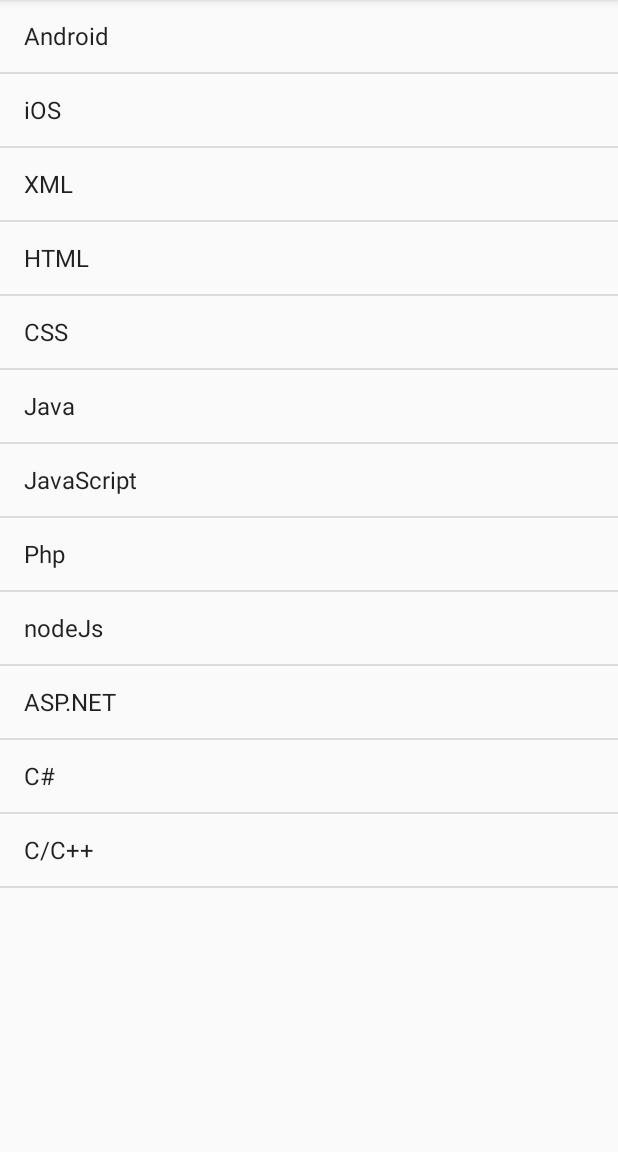
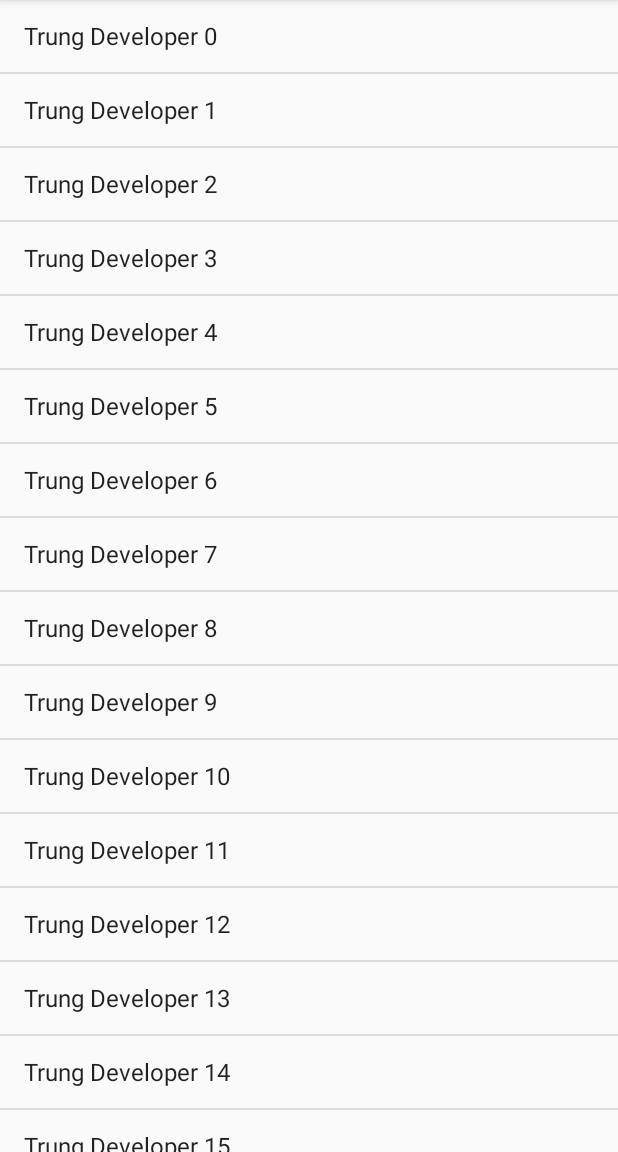
Before and after one commit to trungnguyendev/Android, an Android app: the screen it shows after launch (MainActivity), on a phone screen of 412 x 824 dp, the part 84-1236 px from its top. Run offline under Robolectric (Android 15) with nearby library versions, the phone set to English and light mode, and no system bars; our stand-ins replace data binding.

Commit message:
update fragment..

```diff
--- a/Fragment/app/src/main/java/dev/trung/fragment/MainActivity.java
+++ b/Fragment/app/src/main/java/dev/trung/fragment/MainActivity.java
@@ -1,35 +1,47 @@
 package dev.trung.fragment;
 
 import android.databinding.DataBindingUtil;
+import android.support.v4.app.Fragment;
+import android.support.v4.app.FragmentTransaction;
 import android.support.v7.app.AppCompatActivity;
 import android.os.Bundle;
-import android.view.View;
+
 
 import dev.trung.fragment.databinding.ActivityMainBinding;
 import dev.trung.fragment.listener.ListFragmentListener;
-import dev.trung.fragment.service.FragmentManagerImpl;
+
 import dev.trung.fragment.ui.DetailFragment;
 import dev.trung.fragment.ui.ListFragment;
-import dev.trung.fragment.util.ConstantUtil;
+
 
 public class MainActivity extends AppCompatActivity implements ListFragmentListener {
     private ActivityMainBinding mBinding;
-    private dev.trung.fragment.service.FragmentManager mFragmentManager;
+    private ListFragment mListFragment;
+    private DetailFragment mDetailFragment;
+    private FragmentTransaction mFragmentTransaction;
 
     @Override
     protected void onCreate(Bundle savedInstanceState) {
         super.onCreate(savedInstanceState);
+
         mBinding = DataBindingUtil.setContentView(MainActivity.this, R.layout.activity_main);
-        mFragmentManager = new FragmentManagerImpl(getSupportFragmentManager());
-        ListFragment listFragment = new ListFragment(this);
-        mFragmentManager.addFragment(R.id.fragment_list, listFragment, ConstantUtil.FRAGMENT_LIST);
+        if (savedInstanceState != null) {
+            Fragment fragment = getSupportFragmentManager().findFragmentById(R.id.fragment_container);
+            if (fragment != null)
+                getSupportFragmentManager().beginTransaction().remove(fragment).commit();
+        }
+        mListFragment = new ListFragment(this);
+        getSupportFragmentManager().beginTransaction().replace(R.id.fragment_container, mListFragment).commit();
     }
 
     @Override
-    public void onItemClickListen(String value) {
-        DetailFragment detailFragment = new DetailFragment(value);
-        mBinding.fragmentList.setVisibility(View.GONE);
-        mBinding.fragmentDetail.setVisibility(View.VISIBLE);
-        mFragmentManager.addFragment(R.id.fragment_detail, detailFragment, ConstantUtil.FRAGMENT_DETAIL);
+    public void onItemClickListen(Object value) {
+        String s = String.valueOf(value);
+        mDetailFragment = new DetailFragment(s);
+        mFragmentTransaction = getSupportFragmentManager().beginTransaction();
+        mFragmentTransaction.replace(R.id.fragment_container, mDetailFragment);
+        mFragmentTransaction.addToBackStack(null);
+        mFragmentTransaction.commit();
     }
+
 }
--- a/Fragment/app/src/main/java/dev/trung/fragment/listener/ListFragmentListener.java
+++ b/Fragment/app/src/main/java/dev/trung/fragment/listener/ListFragmentListener.java
@@ -5,5 +5,5 @@ package dev.trung.fragment.listener;
  */
 
 public interface ListFragmentListener {
-    void onItemClickListen(String value);
+    void onItemClickListen(Object obj);
 }
--- a/Fragment/app/src/main/java/dev/trung/fragment/service/FragmentManager.java
+++ /dev/null
@@ -1,15 +0,0 @@
-package dev.trung.fragment.service;
-
-import android.app.Fragment;
-
-/**
- * Created by trungnv on 7/16/2016.
- */
-
-public interface FragmentManager {
-    void addFragment(int idF, android.support.v4.app.Fragment fragment, String tagF);
-
-    void replaceFragment(int idF, android.support.v4.app.Fragment fragment, String tagF);
-
-    void removeFragment(android.support.v4.app.Fragment fragment);
-}
--- a/Fragment/app/src/main/java/dev/trung/fragment/service/FragmentManagerImpl.java
+++ /dev/null
@@ -1,37 +0,0 @@
-package dev.trung.fragment.service;
-
-import android.app.Fragment;
-import android.app.FragmentTransaction;
-
-/**
- * Created by trungnv on 7/16/2016.
- */
-public class FragmentManagerImpl implements FragmentManager {
-    private android.support.v4.app.FragmentManager mFragmentManager;
-    private android.support.v4.app.FragmentTransaction mFragmentTransaction;
-
-    public FragmentManagerImpl(android.support.v4.app.FragmentManager mFragmentManager) {
-        this.mFragmentManager = mFragmentManager;
-    }
-
-    @Override
-    public void addFragment(int idF, android.support.v4.app.Fragment fragment, String tagF) {
-        mFragmentTransaction = mFragmentManager.beginTransaction();
-        mFragmentTransaction.add(idF, fragment, tagF);
-        mFragmentTransaction.commit();
-    }
-
-    @Override
-    public void replaceFragment(int idF, android.support.v4.app.Fragment fragment, String tagF) {
-        mFragmentTransaction = mFragmentManager.beginTransaction();
-        mFragmentTransaction.replace(idF, fragment, tagF);
-        mFragmentTransaction.commit();
-    }
-
-    @Override
-    public void removeFragment(android.support.v4.app.Fragment fragment) {
-        mFragmentTransaction = mFragmentManager.beginTransaction();
-        mFragmentTransaction.remove(fragment);
-        mFragmentTransaction.commit();
-    }
-}
--- a/Fragment/app/src/main/java/dev/trung/fragment/ui/ListFragment.java
+++ b/Fragment/app/src/main/java/dev/trung/fragment/ui/ListFragment.java
@@ -1,5 +1,6 @@
 package dev.trung.fragment.ui;
 
+import android.databinding.DataBindingUtil;
 import android.os.Bundle;
 import android.support.annotation.Nullable;
 import android.support.v4.app.Fragment;
@@ -8,10 +9,15 @@ import android.view.View;
 import android.view.ViewGroup;
 import android.widget.AdapterView;
 import android.widget.ArrayAdapter;
-import android.widget.ListView;
+
+
+import java.util.ArrayList;
+import java.util.List;
 
 import dev.trung.fragment.R;
+import dev.trung.fragment.databinding.FragmentListBinding;
 import dev.trung.fragment.listener.ListFragmentListener;
+
 
 /**
  * Created by trungnv on 7/16/2016.
@@ -19,6 +25,9 @@ import dev.trung.fragment.listener.ListFragmentListener;
 
 public class ListFragment extends Fragment implements AdapterView.OnItemClickListener {
     private ListFragmentListener mListFragmentListener;
+    private FragmentListBinding mBinding;
+    private ArrayAdapter<String> mAdapter;
+    private List<String> mList;
 
     public ListFragment(ListFragmentListener mListFragmentListener) {
         this.mListFragmentListener = mListFragmentListener;
@@ -28,20 +37,19 @@ public class ListFragment extends Fragment implements AdapterView.OnItemClickLis
     @Override
     public View onCreateView(LayoutInflater inflater, @Nullable ViewGroup container, @Nullable Bundle savedInstanceState) {
         View v = inflater.inflate(R.layout.fragment_list, container, false);
-        ListView listView = (ListView) v.findViewById(R.id.list_product);
-        ArrayAdapter<String> adapter = new ArrayAdapter<String>(getActivity(), android.R.layout.simple_list_item_1, getResources().getStringArray(R.array.products));
-        listView.setAdapter(adapter);
-        listView.setOnItemClickListener(this);
+        mBinding = DataBindingUtil.bind(v);
+        mList = new ArrayList<String>();
+        for (int i = 0; i < 100; i++) {
+            mList.add("Trung Developer " + i);
+        }
+        mAdapter = new ArrayAdapter<String>(getContext(), android.R.layout.simple_list_item_1, mList);
+        mBinding.listProduct.setAdapter(mAdapter);
+        mBinding.listProduct.setOnItemClickListener(this);
         return v;
     }
 
     @Override
-    public void onActivityCreated(@Nullable Bundle savedInstanceState) {
-        super.onActivityCreated(savedInstanceState);
-    }
-
-    @Override
     public void onItemClick(AdapterView<?> adapterView, View view, int i, long l) {
-        mListFragmentListener.onItemClickListen(String.valueOf(i) + " IsClick");
+        mListFragmentListener.onItemClickListen(mList.get(i));
     }
 }
--- a/Fragment/app/src/main/res/layout/activity_main.xml
+++ b/Fragment/app/src/main/res/layout/activity_main.xml
@@ -8,20 +8,10 @@
         android:layout_height="match_parent"
         tools:context="dev.trung.fragment.MainActivity">
 
-        <LinearLayout
+        <FrameLayout
+            android:id="@+id/fragment_container"
             android:layout_width="match_parent"
-            android:layout_height="match_parent">
+            android:layout_height="match_parent" />
 
-            <FrameLayout
-                android:id="@+id/fragment_list"
-                android:layout_width="match_parent"
-                android:layout_height="match_parent" />
-
-            <FrameLayout
-                android:id="@+id/fragment_detail"
-                android:layout_width="match_parent"
-                android:layout_height="match_parent"
-                android:visibility="gone" />
-        </LinearLayout>
     </android.support.constraint.ConstraintLayout>
 </layout>
--- a/Fragment/app/src/main/res/layout/fragment_list.xml
+++ b/Fragment/app/src/main/res/layout/fragment_list.xml
@@ -1,11 +1,8 @@
 <?xml version="1.0" encoding="utf-8"?>
-<LinearLayout xmlns:android="http://schemas.android.com/apk/res/android"
-    android:layout_width="match_parent"
-    android:layout_height="match_parent"
-    android:orientation="vertical">
+<layout xmlns:android="http://schemas.android.com/apk/res/android">
 
     <ListView
         android:id="@+id/list_product"
         android:layout_width="match_parent"
-        android:layout_height="match_parent"></ListView>
-</LinearLayout>
+        android:layout_height="match_parent" />
+</layout>
```
Also changed, not shown: Fragment/app/src/main/java/dev/trung/fragment/ui/DetailFragment.java (+5 -7 lines), Fragment/app/src/main/res/layout/fragment_detail.xml (+2 -5 lines), 2 other files.
